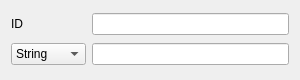
The window that source/annotator/source/attribute/attributeitem.ui (annotatorproject/annotator) describes before a commit, drawn with Qt 5.
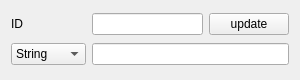
The same window after the commit.

Diff of the .ui file:
```diff
--- a/source/annotator/source/attribute/attributeitem.ui
+++ b/source/annotator/source/attribute/attributeitem.ui
@@ -22,7 +22,11 @@
     </widget>
    </item>
    <item row="0" column="1">
-    <widget class="QLineEdit" name="nameLineEdit"/>
+    <widget class="QLineEdit" name="nameLineEdit">
+     <property name="readOnly">
+      <bool>true</bool>
+     </property>
+    </widget>
    </item>
    <item row="1" column="0">
     <widget class="QComboBox" name="typeComboBox">
@@ -48,7 +52,17 @@
      </item>
     </widget>
    </item>
-   <item row="1" column="1">
+   <item row="0" column="2">
+    <widget class="QPushButton" name="updateButton">
+     <property name="text">
+      <string>update</string>
+     </property>
+     <property name="flat">
+      <bool>false</bool>
+     </property>
+    </widget>
+   </item>
+   <item row="1" column="1" colspan="2">
     <widget class="QLineEdit" name="valueLineEdit"/>
    </item>
   </layout>
```
